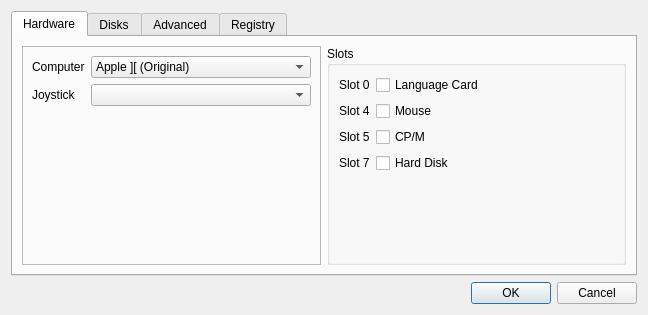
AppleWin/AppleWin, file source/frontends/qapple/preferences.ui: the form before one commit.
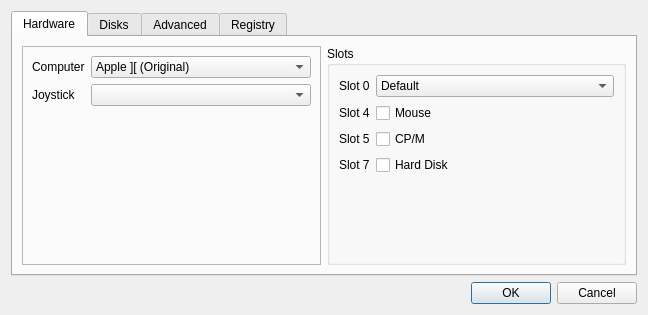
The form after the commit.

Commit message: Add (better) support to select card in Slot 0.

```diff
--- a/source/frontends/qapple/preferences.ui
+++ b/source/frontends/qapple/preferences.ui
@@ -82,13 +82,6 @@
             </property>
            </widget>
           </item>
-          <item row="1" column="1">
-           <widget class="QCheckBox" name="lc_0">
-            <property name="text">
-             <string>Language Card</string>
-            </property>
-           </widget>
-          </item>
           <item row="1" column="0">
            <widget class="QLabel" name="label_12">
             <property name="text">
@@ -96,6 +89,30 @@
             </property>
            </widget>
           </item>
+          <item row="1" column="1">
+           <widget class="QComboBox" name="lc_0">
+            <item>
+             <property name="text">
+              <string>Default</string>
+             </property>
+            </item>
+            <item>
+             <property name="text">
+              <string>Language Card</string>
+             </property>
+            </item>
+            <item>
+             <property name="text">
+              <string>Saturn 64</string>
+             </property>
+            </item>
+            <item>
+             <property name="text">
+              <string>Saturn 128</string>
+             </property>
+            </item>
+           </widget>
+          </item>
          </layout>
         </widget>
        </item>
```
The commit also changes 5 other files.
